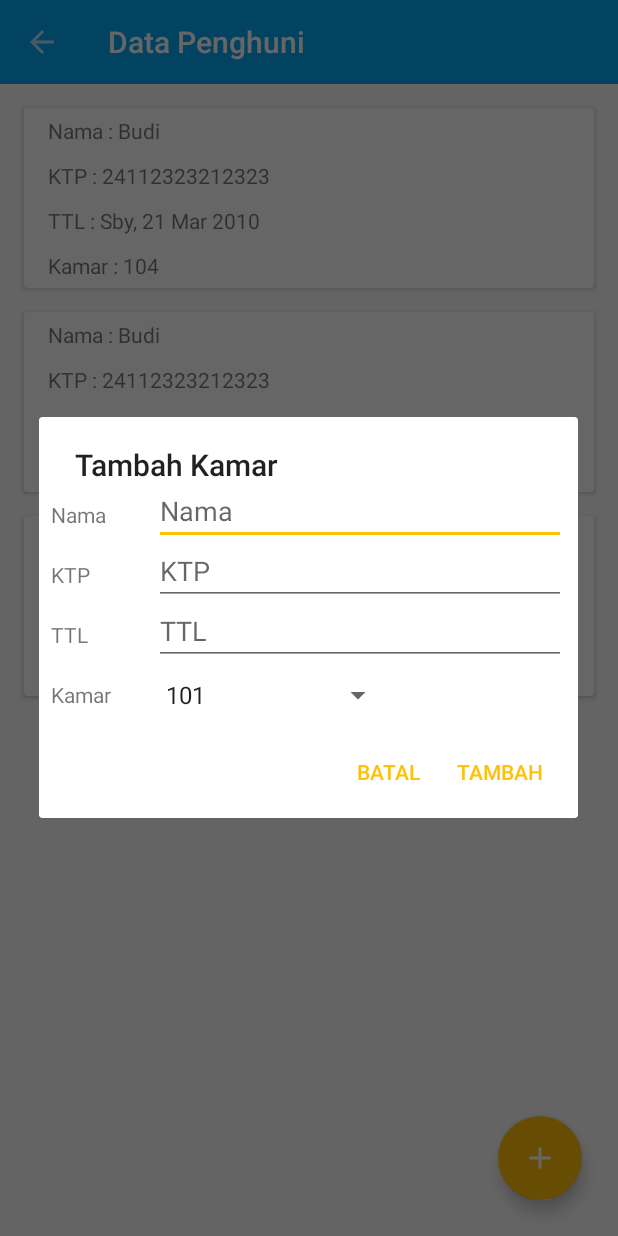
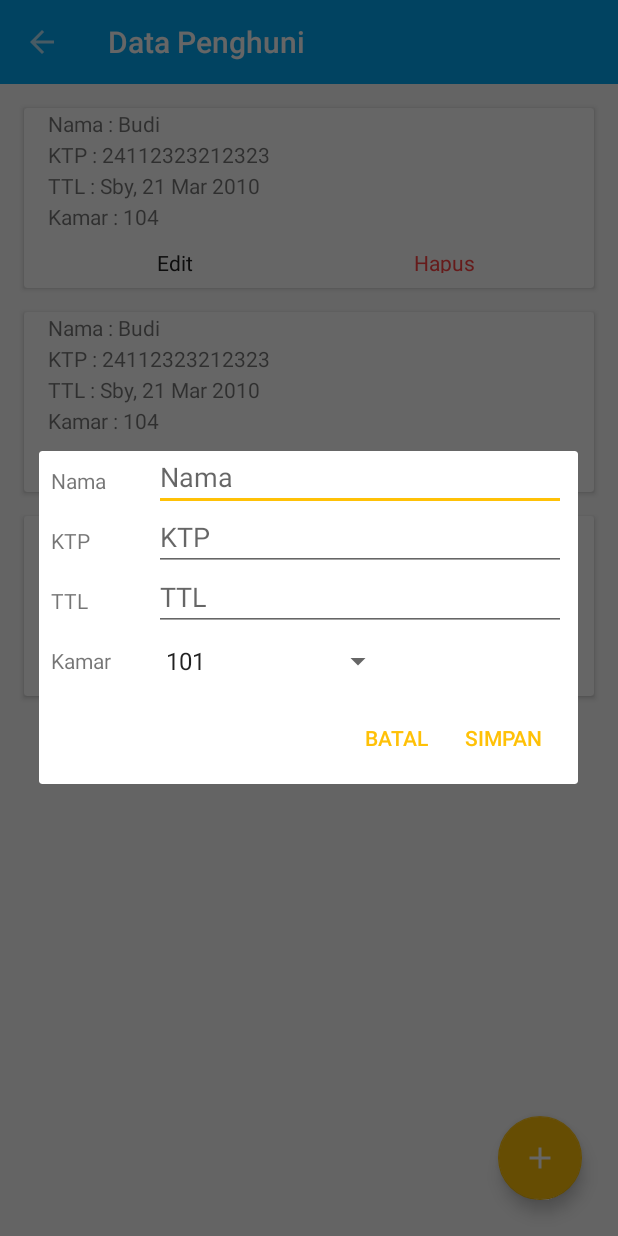
Before and after one commit to dzakybd/SIKOST, an Android app: the DataPenghuniActivity screen opened directly, with no data from a screen before it, after a tap on an icon or button, on a phone screen of 412 x 824 dp. Run offline under Robolectric (Android 15) with nearby library versions, the phone set to English and light mode, and no system bars; our stand-ins replace ButterKnife.

Commit message:
crud penghuni

```diff
--- a/app/src/main/java/id/ac/its/sikost/activity/DataPenghuniActivity.java
+++ b/app/src/main/java/id/ac/its/sikost/activity/DataPenghuniActivity.java
@@ -1,25 +1,29 @@
 package id.ac.its.sikost.activity;
 
+import android.content.DialogInterface;
 import android.os.Bundle;
 import android.support.design.widget.FloatingActionButton;
+import android.support.v7.app.AlertDialog;
 import android.support.v7.app.AppCompatActivity;
 import android.support.v7.widget.LinearLayoutManager;
 import android.support.v7.widget.RecyclerView;
 import android.support.v7.widget.Toolbar;
 import android.view.MenuItem;
 import android.view.View;
+import android.widget.EditText;
+import android.widget.Spinner;
 
 import java.util.List;
 
 import butterknife.BindView;
 import butterknife.ButterKnife;
+import id.ac.its.sikost.EditHapusInterface;
 import id.ac.its.sikost.R;
 import id.ac.its.sikost.adapter.PenghuniAdapter;
-import id.ac.its.sikost.fragment.PenghuniAddDialogFragment;
 import id.ac.its.sikost.model.Penghuni;
 import id.ac.its.sikost.model.PenghuniSingleton;
 
-public class DataPenghuniActivity extends AppCompatActivity {
+public class DataPenghuniActivity extends AppCompatActivity implements EditHapusInterface {
 
 
     @BindView(R.id.rv_penghuni)
@@ -27,9 +31,16 @@ public class DataPenghuniActivity extends AppCompatActivity {
     @BindView(R.id.fab_add_penghuni)
     FloatingActionButton fabAddPenghuni;
 
+    EditText et_nama;
+    EditText et_ktp;
+    EditText et_ttl;
+    Spinner spn_kamar;
+
     List<Penghuni> penghunis;
     @BindView(R.id.toolbar)
     Toolbar toolbar;
+
+    PenghuniAdapter adapter;
 
     @Override
     protected void onCreate(Bundle savedInstanceState) {
@@ -44,14 +55,13 @@ public class DataPenghuniActivity extends AppCompatActivity {
         rvPenghuni.setLayoutManager(llm);
         rvPenghuni.setHasFixedSize(true);
 
-        PenghuniAdapter adapter = new PenghuniAdapter(this, penghunis);
+        adapter = new PenghuniAdapter(this, penghunis, this);
         rvPenghuni.setAdapter(adapter);
 
         fabAddPenghuni.setOnClickListener(new View.OnClickListener() {
             @Override
             public void onClick(View v) {
-                PenghuniAddDialogFragment dialogFragment = new PenghuniAddDialogFragment();
-                dialogFragment.show(getSupportFragmentManager(), "add");
+                tambah();
             }
         });
         setTitle("Data Penghuni");
@@ -71,4 +81,79 @@ public class DataPenghuniActivity extends AppCompatActivity {
         }
         return super.onOptionsItemSelected(item);
     }
+
+    @Override
+    public void edit(final int index) {
+        Penghuni temp = penghunis.get(index);
+        AlertDialog.Builder result = new AlertDialog.Builder(this);
+        View alertview = getLayoutInflater().inflate(R.layout.dialog_add_penghuni, null);
+        et_nama = (EditText) alertview.findViewById(R.id.et_nama);
+        et_ktp = (EditText) alertview.findViewById(R.id.et_ktp);
+        et_ttl = (EditText) alertview.findViewById(R.id.et_ttl);
+        spn_kamar = (Spinner) alertview.findViewById(R.id.spn_kamar);
+        et_nama.setText(temp.getNama());
+        et_ktp.setText(temp.getKtp());
+        et_ttl.setText(temp.getTtl());
+        result.setView(alertview).setPositiveButton("Simpan", new DialogInterface.OnClickListener() {
+            @Override
+            public void onClick(DialogInterface dialog, int which) {
+                String nama = et_nama.getText().toString();
+                String ktp = et_ktp.getText().toString();
+                String ttl = et_ttl.getText().toString();
+                String kamar = spn_kamar.getSelectedItem().toString();
+                penghunis.get(index).setNama(nama);
+                penghunis.get(index).setKtp(ktp);
+                penghunis.get(index).setTtl(ttl);
+                penghunis.get(index).setKamar(kamar);
+                adapter.notifyDataSetChanged();
+            }
+        }).setNegativeButton("Batal", null);
+        AlertDialog dialog = result.create();
+        dialog.show();
+    }
+
+    @Override
+    public void hapus(final int index) {
+        AlertDialog.Builder pilihan = new AlertDialog.Builder(this);
+        pilihan.setMessage("Anda ingin menghapus?");
+        pilihan.setPositiveButton("Ya", new DialogInterface.OnClickListener() {
+            @Override
+            public void onClick(DialogInterface dialogInterface, int i) {
+                penghunis.remove(index);
+                adapter.notifyDataSetChanged();
+            }
+        });
+        pilihan.setNegativeButton("Tidak", new DialogInterface.OnClickListener() {
+            @Override
+            public void onClick(DialogInterface dialogInterface, int i) {
+            }
+        });
+        AlertDialog alert = pilihan.create();
+        alert.show();
+    }
+
+    private void tambah() {
+        AlertDialog.Builder result = new AlertDialog.Builder(this);
+        View alertView = getLayoutInflater().inflate(R.layout.dialog_add_penghuni, null);
+        et_nama = (EditText) alertView.findViewById(R.id.et_nama);
+        et_ktp = (EditText) alertView.findViewById(R.id.et_ktp);
+        et_ttl = (EditText) alertView.findViewById(R.id.et_ttl);
+        spn_kamar = (Spinner) alertView.findViewById(R.id.spn_kamar);
+        result.setView(alertView)
+                .setPositiveButton("Simpan", new DialogInterface.OnClickListener() {
+                    @Override
+                    public void onClick(DialogInterface dialog, int which) {
+                        String nama = et_nama.getText().toString();
+                        String ktp = et_ktp.getText().toString();
+                        String ttl = et_ttl.getText().toString();
+                        String kamar = spn_kamar.getSelectedItem().toString();
+                        Penghuni penghuni = new Penghuni(nama, ktp, ttl, kamar);
+                        PenghuniSingleton.getInstance().addPenghuni(penghuni);
+                        adapter.notifyDataSetChanged();
+                    }
+                })
+                .setNegativeButton("Batal", null);
+        AlertDialog dialog = result.create();
+        dialog.show();
+    }
 }
--- a/app/src/main/java/id/ac/its/sikost/activity/MainActivity.java
+++ b/app/src/main/java/id/ac/its/sikost/activity/MainActivity.java
@@ -67,7 +67,7 @@ public class MainActivity extends AppCompatActivity {
                 .actionBar());
     }
 
-    @OnClick({R.id.keluar,R.id.cardkamar, R.id.cardpenghuni, R.id.cardpindah, R.id.cardpembayaran})
+    @OnClick({R.id.keluar, R.id.cardkamar, R.id.cardpenghuni, R.id.cardpindah, R.id.cardpembayaran})
     public void onViewClicked(View view) {
         switch (view.getId()) {
             case R.id.cardkamar:
--- a/app/src/main/java/id/ac/its/sikost/adapter/KamarAdapter.java
+++ b/app/src/main/java/id/ac/its/sikost/adapter/KamarAdapter.java
@@ -26,10 +26,10 @@ public class KamarAdapter extends RecyclerView.Adapter<KamarAdapter.ViewHolder>
     List<Kamar> kamars;
     EditHapusInterface listener;
 
-    public KamarAdapter(Context context, List<Kamar> kamars,EditHapusInterface listener) {
+    public KamarAdapter(Context context, List<Kamar> kamars, EditHapusInterface listener) {
         this.kamars = kamars;
         this.context = context;
-        this.listener=listener;
+        this.listener = listener;
     }
 
     @Override
--- a/app/src/main/java/id/ac/its/sikost/adapter/PenghuniAdapter.java
+++ b/app/src/main/java/id/ac/its/sikost/adapter/PenghuniAdapter.java
@@ -1,7 +1,6 @@
 package id.ac.its.sikost.adapter;
 
 import android.content.Context;
-import android.content.Intent;
 import android.support.v7.widget.RecyclerView;
 import android.view.LayoutInflater;
 import android.view.View;
@@ -12,6 +11,7 @@ import java.util.List;
 
 import butterknife.BindView;
 import butterknife.ButterKnife;
+import id.ac.its.sikost.EditHapusInterface;
 import id.ac.its.sikost.R;
 import id.ac.its.sikost.model.Penghuni;
 
@@ -23,10 +23,12 @@ public class PenghuniAdapter extends RecyclerView.Adapter<PenghuniAdapter.ViewHo
 
     Context context;
     List<Penghuni> penghunis;
+    EditHapusInterface listener;
 
-    public PenghuniAdapter(Context context, List<Penghuni> penghunis) {
+    public PenghuniAdapter(Context context, List<Penghuni> penghunis, EditHapusInterface listener) {
         this.penghunis = penghunis;
         this.context = context;
+        this.listener = listener;
     }
 
     @Override
@@ -36,7 +38,7 @@ public class PenghuniAdapter extends RecyclerView.Adapter<PenghuniAdapter.ViewHo
     }
 
     @Override
-    public void onBindViewHolder(ViewHolder holder, int position) {
+    public void onBindViewHolder(ViewHolder holder, final int position) {
         Penghuni penghuni = penghunis.get(position);
         String nama = String.format(context.getString(R.string.nama), penghuni.getNama());
         String ktp = String.format(context.getString(R.string.ktp), penghuni.getKtp());
@@ -46,6 +48,18 @@ public class PenghuniAdapter extends RecyclerView.Adapter<PenghuniAdapter.ViewHo
         holder.tvKtpPenghuni.setText(ktp);
         holder.tvTtlPenghuni.setText(ttl);
         holder.tvKamarPenghuni.setText(kamar);
+        holder.btnEdit.setOnClickListener(new View.OnClickListener() {
+            @Override
+            public void onClick(View v) {
+                listener.edit(position);
+            }
+        });
+        holder.btnHapus.setOnClickListener(new View.OnClickListener() {
+            @Override
+            public void onClick(View v) {
+                listener.hapus(position);
+            }
+        });
     }
 
     @Override
@@ -53,7 +67,7 @@ public class PenghuniAdapter extends RecyclerView.Adapter<PenghuniAdapter.ViewHo
         return penghunis.size();
     }
 
-    public class ViewHolder extends RecyclerView.ViewHolder implements View.OnClickListener {
+    public class ViewHolder extends RecyclerView.ViewHolder {
 
         @BindView(R.id.tv_nama_penghuni)
         TextView tvNamaPenghuni;
@@ -63,19 +77,14 @@ public class PenghuniAdapter extends RecyclerView.Adapter<PenghuniAdapter.ViewHo
         TextView tvTtlPenghuni;
         @BindView(R.id.tv_kamar_penghuni)
         TextView tvKamarPenghuni;
+        @BindView(R.id.btn_edit_penghuni)
+        TextView btnEdit;
+        @BindView(R.id.btn_hapus_penghuni)
+        TextView btnHapus;
 
         public ViewHolder(View itemView) {
             super(itemView);
             ButterKnife.bind(this, itemView);
-            itemView.setOnClickListener(this);
-        }
-
-        @Override
-        public void onClick(View v) {
-//            Intent intent = new Intent(context, PenghuniInfoActivity.class);
-//            Penghuni penghuni = penghunis.get(getAdapterPosition());
-//            intent.putExtra("KAMAR", penghuni);
-//            context.startActivity(intent);
         }
     }
 }
--- a/app/src/main/res/layout/item_penghuni.xml
+++ b/app/src/main/res/layout/item_penghuni.xml
@@ -10,6 +10,12 @@
     <LinearLayout
         android:layout_width="match_parent"
         android:layout_height="match_parent"
+        android:orientation="vertical">
+
+        <LinearLayout
+            android:layout_width="match_parent"
+            android:layout_height="0dp"
+            android:layout_weight="5"
             android:orientation="vertical"
             android:paddingLeft="16dp">
 
@@ -51,4 +57,35 @@
 
         </LinearLayout>
 
+        <LinearLayout
+            android:layout_width="match_parent"
+            android:layout_height="0dp"
+            android:layout_weight="1"
+            android:layout_margin="10dp"
+            android:gravity="center"
+            android:orientation="horizontal"
+            android:weightSum="2">
+
+            <TextView
+                android:id="@+id/btn_edit_penghuni"
+                android:layout_width="match_parent"
+                android:layout_height="wrap_content"
+                android:layout_weight="1"
+                android:gravity="center"
+                android:text="@string/edit"
+                android:textColor="@color/primary_text" />
+
+            <TextView
+                android:id="@+id/btn_hapus_penghuni"
+                android:layout_width="match_parent"
+                android:layout_height="wrap_content"
+                android:layout_weight="1"
+                android:gravity="center"
+                android:text="@string/hapus"
+                android:textColor="@android:color/holo_red_light" />
+
+        </LinearLayout>
+
+    </LinearLayout>
+
 </android.support.v7.widget.CardView>
```
Also changed, not shown: app/src/main/java/id/ac/its/sikost/activity/DataKamarActivity.java (+9 -9 lines), app/src/main/java/id/ac/its/sikost/fragment/PenghuniAddDialogFragment.java (+0 -12 lines), app/src/main/java/id/ac/its/sikost/model/KamarSingleton.java (+5 -5 lines), app/src/main/java/id/ac/its/sikost/model/PenghuniSingleton.java (+4 -4 lines). Lines whose indentation alone changed are shown as unchanged.
